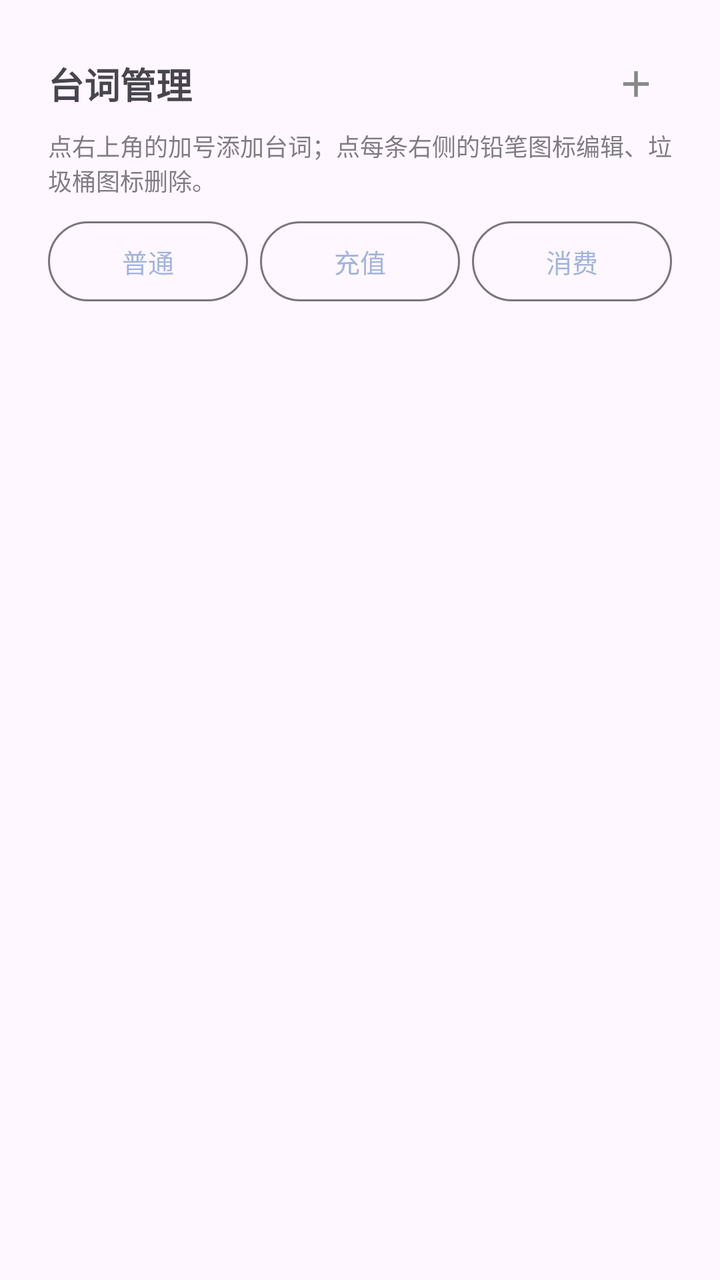
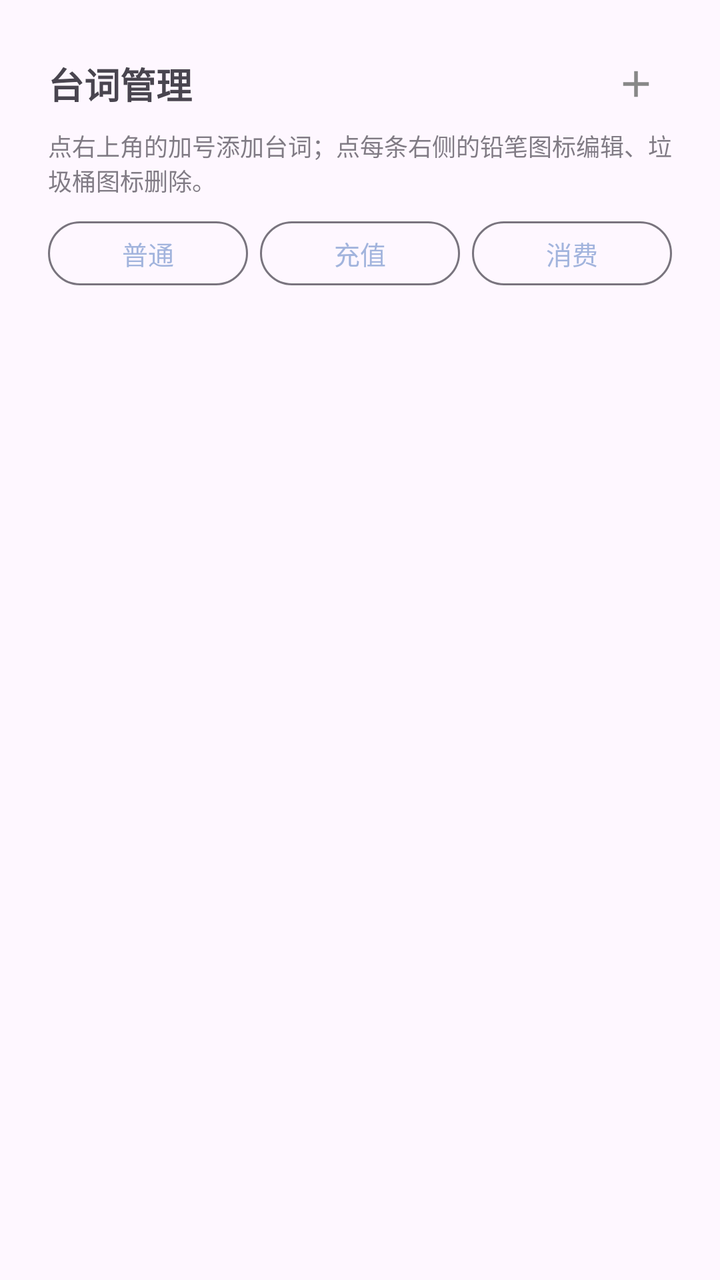

An Android layout rendered at two revisions. The XML below is the earlier revision; the diff shows what the commit changed to produce the second picture.
<!-- AndroidManifest.xml: application theme Theme.WhalePet -->
<!-- res/layout/page_lines.xml -->
<?xml version="1.0" encoding="utf-8"?>
<ScrollView xmlns:android="http://schemas.android.com/apk/res/android"
    android:layout_width="match_parent"
    android:layout_height="match_parent"
    android:fillViewport="true">

    <LinearLayout
        android:layout_width="match_parent"
        android:layout_height="wrap_content"
        android:orientation="vertical"
        android:padding="24dp">

        
        <LinearLayout
            android:layout_width="match_parent"
            android:layout_height="wrap_content"
            android:gravity="center_vertical"
            android:orientation="horizontal">

            <TextView
                android:layout_width="0dp"
                android:layout_height="wrap_content"
                android:layout_weight="1"
                android:text="@string/lines_title"
                android:textSize="18sp"
                android:textStyle="bold" />

            <ImageButton
                android:id="@+id/btn_add_line"
                android:layout_width="36dp"
                android:layout_height="36dp"
                android:background="@null"
                android:contentDescription="@string/add_line_hint"
                android:padding="7dp"
                android:scaleType="fitCenter"
                android:src="@drawable/ic_add_line" />
        </LinearLayout>

        <TextView
            android:layout_width="match_parent"
            android:layout_height="wrap_content"
            android:layout_marginTop="4dp"
            android:alpha="0.7"
            android:text="@string/lines_hint"
            android:textSize="12sp" />

        
        <LinearLayout
            android:layout_width="match_parent"
            android:layout_height="wrap_content"
            android:layout_marginTop="12dp"
            android:orientation="horizontal">

            <Button
                android:id="@+id/tab_line_normal"
                style="@style/Widget.WhalePet.Button"
                android:layout_width="0dp"
                android:layout_height="wrap_content"
                android:layout_weight="1"
                android:text="@string/line_type_normal" />

            <Button
                android:id="@+id/tab_line_gain"
                style="@style/Widget.WhalePet.Button"
                android:layout_width="0dp"
                android:layout_height="wrap_content"
                android:layout_marginStart="6dp"
                android:layout_weight="1"
                android:text="@string/line_type_gain" />

            <Button
                android:id="@+id/tab_line_loss"
                style="@style/Widget.WhalePet.Button"
                android:layout_width="0dp"
                android:layout_height="wrap_content"
                android:layout_marginStart="6dp"
                android:layout_weight="1"
                android:text="@string/line_type_loss" />
        </LinearLayout>

        <LinearLayout
            android:id="@+id/ll_lines"
            android:layout_width="match_parent"
            android:layout_height="wrap_content"
            android:layout_marginTop="12dp"
            android:orientation="vertical" />
    </LinearLayout>
</ScrollView>
<!-- resources referenced by this layout -->
<resources>
  <!-- drawable ic_add_line (drawable) -->
  <?xml version="1.0" encoding="utf-8"?>
  <vector xmlns:android="http://schemas.android.com/apk/res/android"
      android:width="24dp"
      android:height="24dp"
      android:viewportWidth="24"
      android:viewportHeight="24">
      <path
          android:fillColor="#FF888888"
          android:pathData="M19,13h-6v6h-2v-6H5v-2h6V5h2v6h6v2z" />
  </vector>
  <string name="add_line_hint">添加台词</string>
  <string name="line_type_gain">充值</string>
  <string name="line_type_loss">消费</string>
  <string name="line_type_normal">普通</string>
  <string name="lines_hint">点右上角的加号添加台词；点每条右侧的铅笔图标编辑、垃圾桶图标删除。</string>
  <string name="lines_title">台词管理</string>
  <style name="Widget.WhalePet.Button" parent="Widget.Material3.Button.OutlinedButton">
          
          <item name="android:minHeight">40dp</item>
          <item name="android:minWidth">0dp</item>
          <item name="android:insetTop">0dp</item>
          <item name="android:insetBottom">0dp</item>
          <item name="android:paddingLeft">16dp</item>
          <item name="android:paddingRight">16dp</item>
          <item name="android:textSize">13sp</item>
      </style>
  <style name="Theme.WhalePet" parent="Theme.Material3.DayNight.NoActionBar">
          
          <item name="colorPrimary">#A2B4DD</item>
          <item name="colorOnPrimary">#FFFFFF</item>
          <item name="colorPrimaryContainer">#D6DEF2</item>
          <item name="colorOnPrimaryContainer">#22315E</item>
          <item name="android:statusBarColor">@android:color/transparent</item>
      </style>
</resources>

<!-- the commit's change to res/layout/page_lines.xml (unified diff, before → after) -->
@@ -52,6 +52,10 @@
             android:orientation="horizontal">
 
             <Button
+                android:insetBottom="0dp"
+                android:insetTop="0dp"
+                android:textSize="13sp"
+                android:minHeight="32dp"
                 android:id="@+id/tab_line_normal"
                 style="@style/Widget.WhalePet.Button"
                 android:layout_width="0dp"
@@ -60,6 +64,10 @@
                 android:text="@string/line_type_normal" />
 
             <Button
+                android:insetBottom="0dp"
+                android:insetTop="0dp"
+                android:textSize="13sp"
+                android:minHeight="32dp"
                 android:id="@+id/tab_line_gain"
                 style="@style/Widget.WhalePet.Button"
                 android:layout_width="0dp"
@@ -69,6 +77,10 @@
                 android:text="@string/line_type_gain" />
 
             <Button
+                android:insetBottom="0dp"
+                android:insetTop="0dp"
+                android:textSize="13sp"
+                android:minHeight="32dp"
                 android:id="@+id/tab_line_loss"
                 style="@style/Widget.WhalePet.Button"
                 android:layout_width="0dp"
